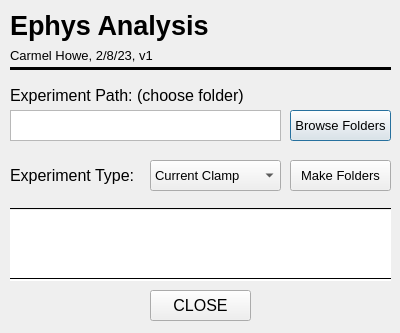
carmelh/GUIs, file ephysAnalysis_OHSU/runAnalysis.ui: the form before one commit.
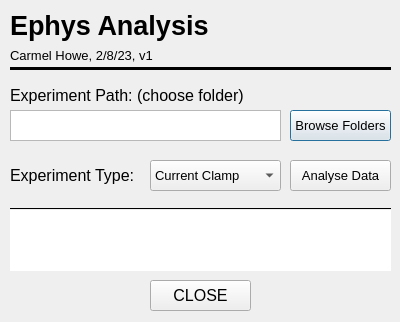
The form after the commit.

Commit message: finished and working - analysis GUI

```diff
--- a/ephysAnalysis_OHSU/runAnalysis.ui
+++ b/ephysAnalysis_OHSU/runAnalysis.ui
@@ -7,7 +7,7 @@
     <x>0</x>
     <y>0</y>
     <width>400</width>
-    <height>333</height>
+    <height>322</height>
    </rect>
   </property>
   <property name="windowTitle">
@@ -72,24 +72,6 @@
     <bool>true</bool>
    </property>
   </widget>
-  <widget class="QPushButton" name="makeFoldersButton">
-   <property name="geometry">
-    <rect>
-     <x>290</x>
-     <y>160</y>
-     <width>101</width>
-     <height>31</height>
-    </rect>
-   </property>
-   <property name="font">
-    <font>
-     <pointsize>10</pointsize>
-    </font>
-   </property>
-   <property name="text">
-    <string>Make Folders</string>
-   </property>
-  </widget>
   <widget class="QLabel" name="label_2">
    <property name="geometry">
     <rect>
@@ -220,27 +202,6 @@
     <bool>true</bool>
    </property>
   </widget>
-  <widget class="QTextBrowser" name="printNoteBox_2">
-   <property name="geometry">
-    <rect>
-     <x>10</x>
-     <y>240</y>
-     <width>381</width>
-     <height>41</height>
-    </rect>
-   </property>
-   <property name="font">
-    <font>
-     <pointsize>10</pointsize>
-    </font>
-   </property>
-   <property name="frameShape">
-    <enum>QFrame::NoFrame</enum>
-   </property>
-   <property name="frameShadow">
-    <enum>QFrame::Plain</enum>
-   </property>
-  </widget>
   <widget class="Line" name="line_2">
    <property name="geometry">
     <rect>
@@ -260,30 +221,11 @@
     <enum>Qt::Horizontal</enum>
    </property>
   </widget>
-  <widget class="Line" name="line_3">
-   <property name="geometry">
-    <rect>
-     <x>10</x>
-     <y>270</y>
-     <width>381</width>
-     <height>16</height>
-    </rect>
-   </property>
-   <property name="frameShadow">
-    <enum>QFrame::Plain</enum>
-   </property>
-   <property name="lineWidth">
-    <number>1</number>
-   </property>
-   <property name="orientation">
-    <enum>Qt::Horizontal</enum>
-   </property>
-  </widget>
   <widget class="QPushButton" name="closeButton">
    <property name="geometry">
     <rect>
      <x>150</x>
-     <y>290</y>
+     <y>280</y>
      <width>101</width>
      <height>31</height>
     </rect>
@@ -299,6 +241,45 @@
     <string>CLOSE</string>
    </property>
   </widget>
+  <widget class="QPushButton" name="analyseButton">
+   <property name="geometry">
+    <rect>
+     <x>290</x>
+     <y>160</y>
+     <width>101</width>
+     <height>31</height>
+    </rect>
+   </property>
+   <property name="font">
+    <font>
+     <pointsize>10</pointsize>
+    </font>
+   </property>
+   <property name="text">
+    <string>Analyse Data</string>
+   </property>
+  </widget>
+  <widget class="QTextBrowser" name="printNoteBox_mid">
+   <property name="geometry">
+    <rect>
+     <x>10</x>
+     <y>240</y>
+     <width>381</width>
+     <height>31</height>
+    </rect>
+   </property>
+   <property name="font">
+    <font>
+     <pointsize>10</pointsize>
+    </font>
+   </property>
+   <property name="frameShape">
+    <enum>QFrame::NoFrame</enum>
+   </property>
+   <property name="frameShadow">
+    <enum>QFrame::Plain</enum>
+   </property>
+  </widget>
  </widget>
  <resources/>
  <connections/>
```
Left out of the diff: 2 changed lines with no effect on the pictures. The commit also changes 1 other file.
